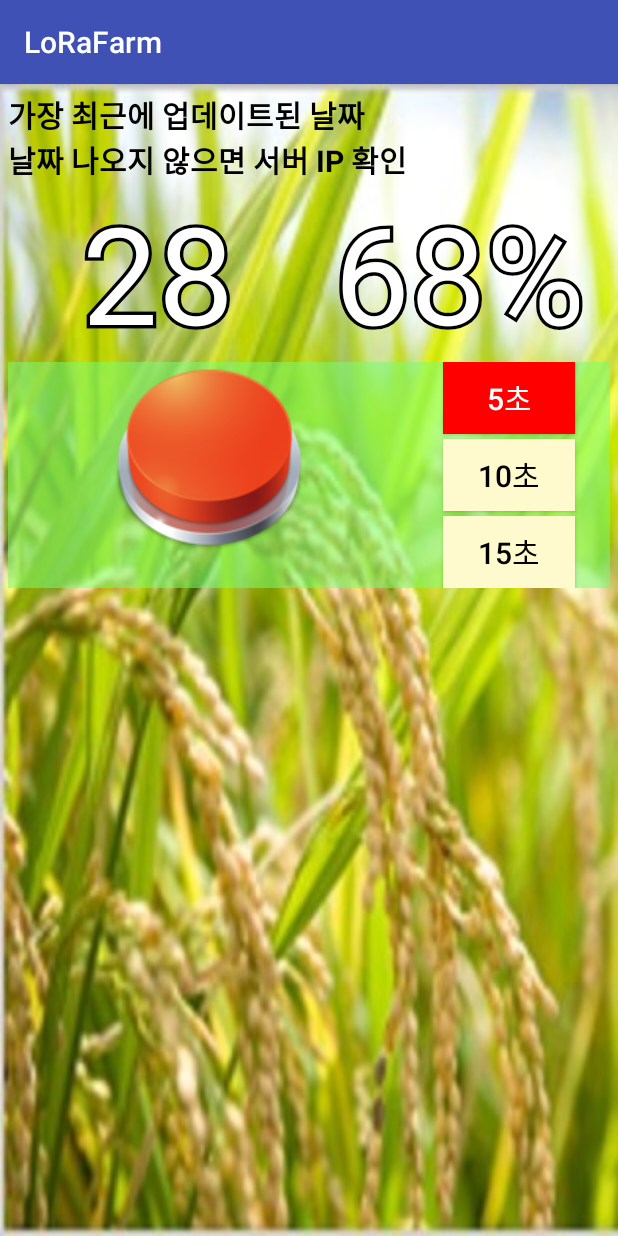
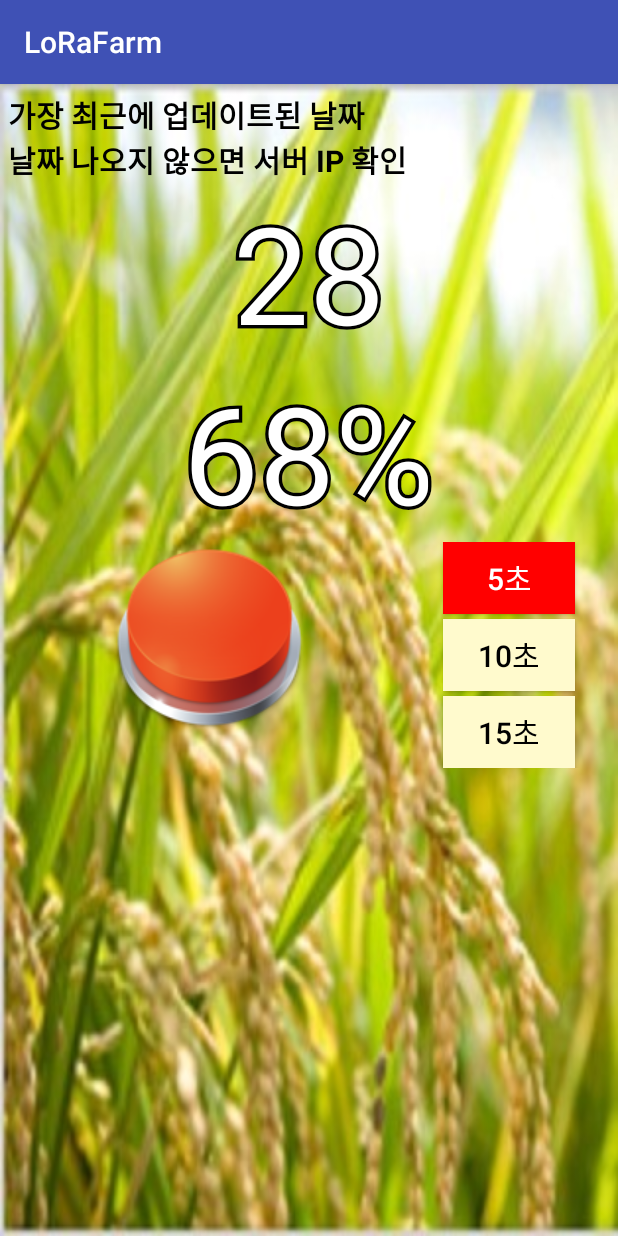
Before and after one commit to kimsugyeong/CPL-20182-Team3, an Android app: the screen it shows after launch (MainActivity), on a phone screen of 412 x 824 dp. Run offline under Robolectric (Android 15) with nearby library versions, the phone set to English and light mode, and no system bars; our stand-ins replace Volley; network calls fail; 1 statement that could not run was skipped.

Commit message:
기본 기능 구현

```diff
--- a/LoRaFarm/app/src/main/java/com/example/jolteon/lorafarm/MainActivity.java
+++ b/LoRaFarm/app/src/main/java/com/example/jolteon/lorafarm/MainActivity.java
@@ -8,6 +8,7 @@ import android.util.Log;
 import android.view.View;
 import android.widget.Button;
 import android.widget.LinearLayout;
+import android.widget.TextView;
 
 import com.android.volley.Request;
 import com.android.volley.Response;
@@ -15,6 +16,9 @@ import com.android.volley.VolleyError;
 import com.android.volley.toolbox.StringRequest;
 import com.android.volley.toolbox.Volley;
 import com.google.firebase.iid.FirebaseInstanceId;
+
+import org.json.JSONArray;
+import org.json.JSONObject;
 
 import java.util.HashMap;
 import java.util.Map;
@@ -25,6 +29,10 @@ public class MainActivity extends AppCompatActivity {
     String serverIP="220.122.182.173";
     String operation="";
     LinearLayout buttonLayout;
+    TextView mostRecent;
+    TextView temp_text;
+    TextView hum_text;
+    Button buttonSelected;
 
     @Override
     protected void onCreate(Bundle savedInstanceState) {
@@ -33,10 +41,61 @@ public class MainActivity extends AppCompatActivity {
 
         registerApp();
 
-        Button button=(Button)findViewById(R.id.button_t5);
+        mostRecent=(TextView) findViewById(R.id.most_recent);
+        temp_text=(TextView) findViewById(R.id.temp_text);
+        hum_text=(TextView) findViewById(R.id.hum_text);
         buttonLayout=(LinearLayout) findViewById(R.id.button_layout);
+        buttonSelected=(Button)findViewById(R.id.button_t5);
+        buttonSelected.setSelected(true);
 
-        button.setSelected(true);
+        setRecentDate();
+    }
+
+    public void setRecentDate(){
+
+        String url=makeUrl("getRecentDate");
+
+        StringRequest request=new StringRequest(Request.Method.GET, url,
+                new Response.Listener<String>(){
+                    @Override
+                    public void onResponse(String response){
+                        try{
+                            JSONArray jarray=new JSONArray(response);
+
+                            for(int i=0; i<jarray.length(); i++){
+                                JSONObject jObject=jarray.getJSONObject(i);
+                                String date=jObject.getString("date");
+                                int temperature=jObject.getInt("temperature");
+                                int humidity=jObject.getInt("humidity");
+
+                                mostRecent.setText(date);
+                                temp_text.setText(Integer.toString(temperature)+"°C");
+                                hum_text.setText(Integer.toString(humidity)+"%");
+                            }
+
+                        } catch(Exception e){
+                            e.printStackTrace();
+                        }
+                    }
+                },
+                new Response.ErrorListener(){
+                    @Override
+                    public void onErrorResponse(VolleyError error){
+                        error.printStackTrace();
+                    }
+                }
+        ){
+            @Override
+            protected Map<String, String> getParams(){
+                Map<String, String> params=new HashMap<>();
+
+                return params;
+            }
+        };
+
+        request.setShouldCache(false);
+        Volley.newRequestQueue(this).add(request);
+
     }
 
     public void registerApp(){
@@ -82,6 +141,7 @@ public class MainActivity extends AppCompatActivity {
 
         String url=makeUrl("controlArduino");
 
+        operation=buttonSelected.getText().toString().replaceAll("\\D", "");
 
         StringRequest request=new StringRequest(Request.Method.POST, url,
                 new Response.Listener<String>(){
@@ -119,6 +179,7 @@ public class MainActivity extends AppCompatActivity {
         }
 
         v.setSelected(true);
+        buttonSelected=(Button) v;
     }
 
     /*
--- a/LoRaFarm/app/src/main/res/layout/activity_main.xml
+++ b/LoRaFarm/app/src/main/res/layout/activity_main.xml
@@ -24,18 +24,12 @@
         android:textSize="20sp"
         android:text="날짜 나오지 않으면 서버 IP 확인"
         android:textStyle="bold"
+        android:id="@+id/most_recent"
         />
 
-    <LinearLayout
-        android:layout_width="match_parent"
+    <com.example.jolteon.lorafarm.CustomTextView
+        android:layout_width="wrap_content"
         android:layout_height="wrap_content"
-        android:orientation="horizontal"
-        >
-
-        <com.example.jolteon.lorafarm.CustomTextView
-            android:layout_width="0dp"
-            android:layout_height="wrap_content"
-            android:layout_weight="1"
         android:text="28"
         android:textColor="#ffffffff"
         android:textSize="90sp"
@@ -43,12 +37,11 @@
         app:textStrokeColor="#ff000000"
         app:textStrokeWidth="7.0"
         android:id="@+id/temp_text"
-            android:gravity="center"
+        android:layout_gravity="center_horizontal"
         />
 
     <com.example.jolteon.lorafarm.CustomTextView
-            android:layout_width="0dp"
-            android:layout_weight="1"
+        android:layout_width="wrap_content"
         android:layout_height="wrap_content"
         android:text="68%"
         android:textColor="#ffffffff"
@@ -58,16 +51,15 @@
         app:textStrokeWidth="7.0"
         android:id="@+id/hum_text"
         android:gravity="center"
+        android:layout_gravity="center_horizontal"
         />
 
-    </LinearLayout>
 
     <LinearLayout
         android:layout_width="match_parent"
         android:layout_height="wrap_content"
         android:orientation="horizontal"
         android:layout_gravity="center_vertical"
-        android:background="#8877ff77"
         >
 
         <ImageButton
@@ -77,6 +69,7 @@
             android:src="@drawable/button_stop"
             android:background="#00ffffff"
             android:id="@+id/control_button"
+            android:onClick="controlButtonClicked"
             />
         <LinearLayout
             android:layout_width="0dp"
```
Also changed, not shown: 2 other files. Lines whose indentation alone changed are shown as unchanged.
